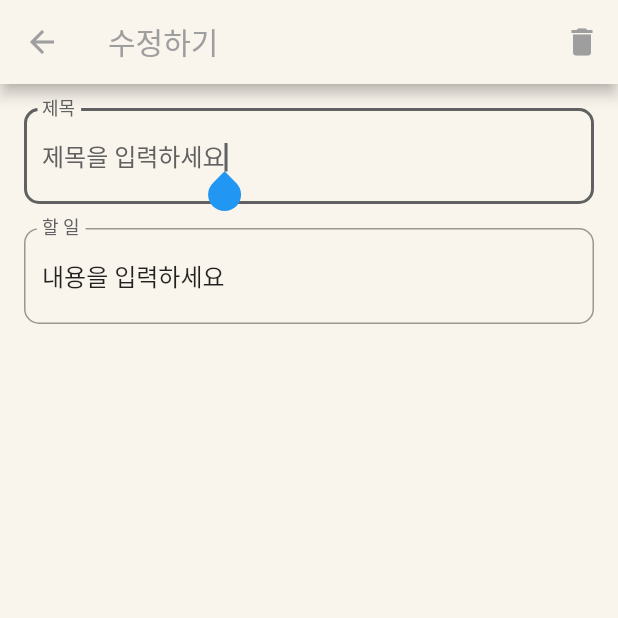
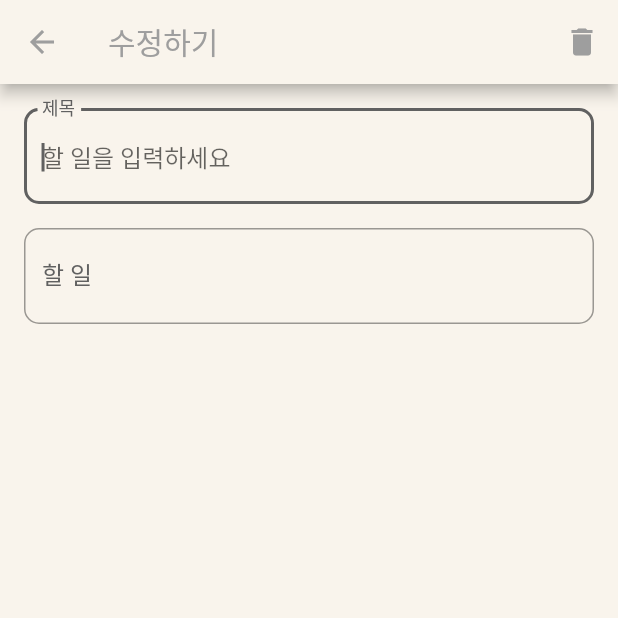
Before and after one commit to JayBadass/studdyplanner-flutter, a Flutter app: the screen it shows after launch, after a tap on the "add" icon, on a phone screen of 412 x 824 dp, the top half of it. Run offline on Flutter 3.47's test engine with Material 2 defaults, Android fonts, the light colour scheme and no system bars.

Commit message:
빈칸 안눌리는 버그 수정

```diff
--- a/lib/main.dart
+++ b/lib/main.dart
@@ -71,6 +71,9 @@
                           ),
                         );
                       },
+                      child: Container(
+                        width: double.infinity,
+                        color: Colors.transparent,
                         child: Row(
                           mainAxisAlignment: MainAxisAlignment.spaceBetween,
                           children: [
@@ -127,6 +130,7 @@
                             ),
                           ],
                         ),
+                      ),
                     );
                   },
                 ),
@@ -134,7 +138,7 @@
             backgroundColor: Color.fromRGBO(250, 221, 175, 1),
             child: Icon(Icons.add),
             onPressed: () {
-              memoService.createMemo(title: '제목을 입력하세요', content: '내용을 입력하세요');
+              memoService.createMemo(title: '', content: '');
               Navigator.push(
                 context,
                 MaterialPageRoute(
```
Lines whose indentation alone changed are shown as unchanged.
